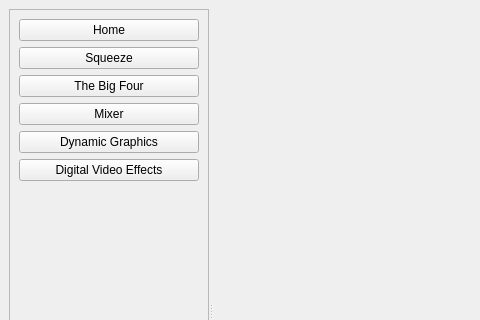
Above: Demo/MainWindow.ui from IainCole/Client before the change; both pictures show x 0 to 480 and y 0 to 320 of the 900 by 650 pixel window. Below: the same form after it.
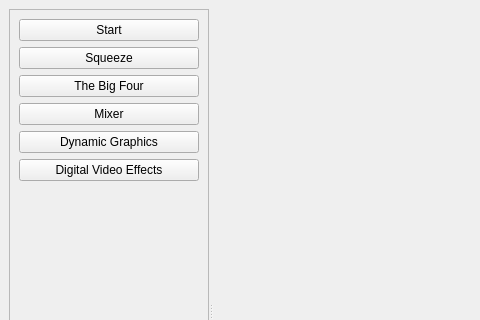
That is the form after the change.

The edit to the form file:
```diff
--- a/Demo/MainWindow.ui
+++ b/Demo/MainWindow.ui
@@ -43,7 +43,7 @@
            <enum>Qt::NoFocus</enum>
           </property>
           <property name="text">
-           <string>Home</string>
+           <string>Start</string>
           </property>
          </widget>
         </item>
```
Left out of the diff: 4 changed lines with no effect on the pictures.
